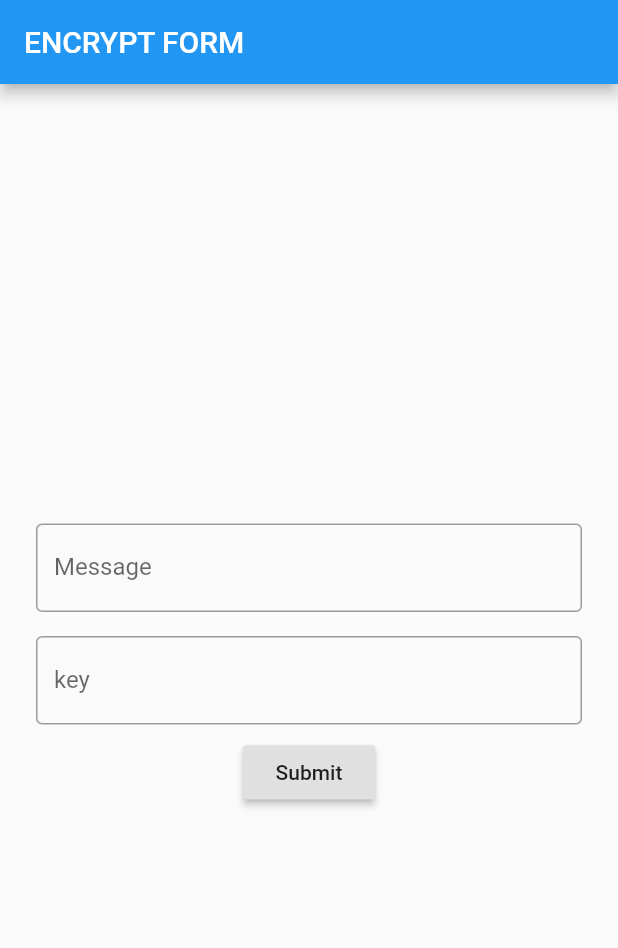
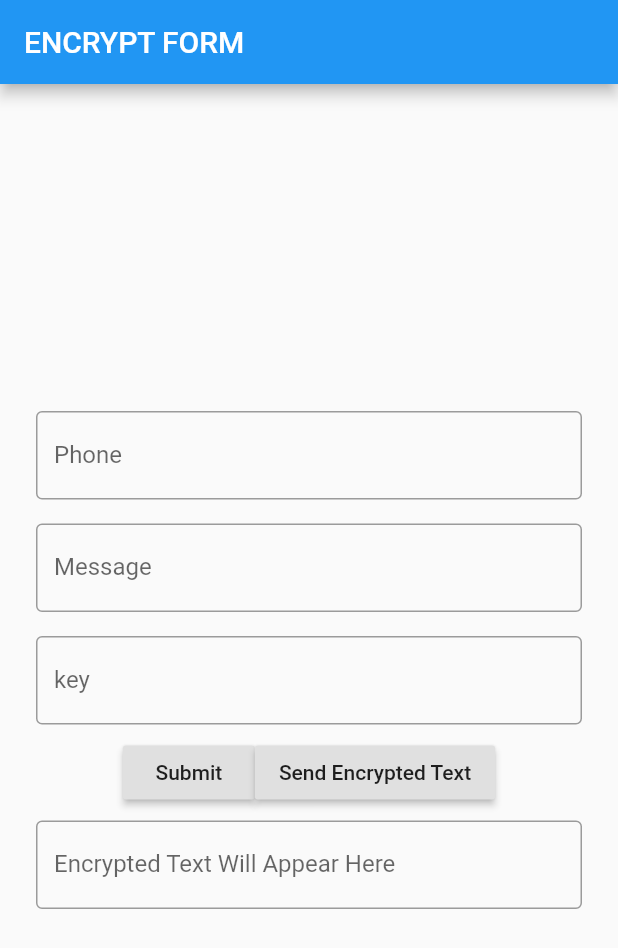
Before and after one commit to shrestha24/encrypted_message_app, a Flutter app: the screen it shows after launch, after a tap on "Submit", on a phone screen of 412 x 824 dp. Shown: the top 948 px of the screen. Run offline on Flutter 3.47's test engine with Material 2 defaults, Android fonts, the phone set to English and light mode, and no system bars; our stand-ins replace firebase_auth; missing offline and left inert: encrypt; accounts and stored records are empty.

Commit message:
Encryption Page Completed

```diff
--- a/lib/main.dart
+++ b/lib/main.dart
@@ -1,4 +1,5 @@
 import 'package:encrypted_message_app/page/encrypt_page.dart';
+import 'package:encrypted_message_app/page/homepage.dart';
 import 'package:flutter/material.dart';
 
 void main() => runApp(MyApp());
--- a/lib/page/encrypt_page.dart
+++ b/lib/page/encrypt_page.dart
@@ -1,10 +1,16 @@
+import 'dart:async';
+
 import 'package:flutter/material.dart';
 import 'package:encrypted_message_app/services/encrypt_service.dart';
+import 'package:url_launcher/url_launcher.dart';
 
 class EncryptForm extends StatelessWidget {
   final msgController = TextEditingController();
+  final phoneController = TextEditingController();
   final keyControler = TextEditingController();
+  final encryptedText = TextEditingController();
   EncryptForm({Key key}) : super(key: key);
+  String text = "Encrypted Text Will Appera here";
 
   @override
   Widget build(BuildContext context) {
@@ -17,6 +23,17 @@ class EncryptForm extends StatelessWidget {
         child: Column(
           mainAxisAlignment: MainAxisAlignment.center,
           children: [
+            Padding(
+              padding: const EdgeInsets.all(8.0),
+              child: TextField(
+                controller: phoneController,
+                decoration: InputDecoration(
+                  hintText: "Enter Phone",
+                  labelText: "Phone",
+                  border: OutlineInputBorder(),
+                ),
+              ),
+            ),
             Padding(
               padding: const EdgeInsets.all(8.0),
               child: TextField(
@@ -39,23 +56,51 @@ class EncryptForm extends StatelessWidget {
                 ),
               ),
             ),
-            RaisedButton(
-              onPressed: () async {
-                String key1 = 'my 32 length key................';
-                var result = await EncrytService()
-                    .getEncryptedText(msgController.text, keyControler.text);
-                print(
-                    ">>>>>>>>>>>>>>>>>>>>>>>>>>>>>>>>>>>>>>>>>>>>>>>>>>>>>>>>>>>>>>>>>>>>>>>>>>>>");
+            Row(
+              mainAxisAlignment: MainAxisAlignment.center,
+              children: [
+                RaisedButton(
+                  onPressed: () async {
+                    var uri = 'sms:' +
+                        phoneController.text +
+                        '?body=' +
+                        keyControler.text;
+                    launch(uri);
 
-                print(result);
-                print(
-                    "<<<<<<<<<<<<<<<<<<<<<<<<<<<<<<<<<<<<<<<<<<<<<<<<<<<<<<<<<<<<<<<<<<<<<<<<<<<");
+                    /* var result1 = await EncrytService()
+                    .getDecryptedText(result, keyControler.text);*/
+                  },
+                  child: Text("Submit"),
+                ),
+                RaisedButton(
+                  onPressed: () async {
+                    var result = await EncrytService().getEncryptedText(
+                        msgController.text, keyControler.text);
 
-                var result1 =
-                    await EncrytService().getDecryptedText(result, keyControler.text);
-              },
-              child: Text("Submit"),
-            )
+                    print(result);
+                    encryptedText.text = result;
+
+                    Timer(Duration(seconds: 2), () {
+                      var uri =
+                          'sms:' + phoneController.text + '?body=' + result;
+                      launch(uri);
+                    });
+                  },
+                  child: Text("Send Encrypted Text"),
+                )
+              ],
+            ),
+            Padding(
+              padding: const EdgeInsets.all(8.0),
+              child: TextField(
+                controller: encryptedText,
+                decoration: InputDecoration(
+                  hintText: "Encrypted Text",
+                  labelText: "Encrypted Text Will Appear Here",
+                  border: OutlineInputBorder(),
+                ),
+              ),
+            ),
           ],
         ),
       ),
--- a/lib/page/login.page.dart
+++ b/lib/page/login.page.dart
@@ -1,3 +1,5 @@
+import 'package:encrypted_message_app/page/signup.page.dart';
+import 'package:firebase_auth/firebase_auth.dart';
 import 'package:flutter/material.dart';
 import '';
 
@@ -165,6 +167,7 @@ class _MyHomePageState extends State<MyHomePage> {
               SizedBox(width: 5.0),
               InkWell(
                 onTap: () {
+                  //TODO SEND IT TO HOMEPAGE
                   Navigator.of(context).push(MaterialPageRoute(
                       builder: (BuildContext context) => MyHomePage1()
                   ));
--- a/pubspec.yaml
+++ b/pubspec.yaml
@@ -29,6 +29,10 @@ dependencies:
   # Use with the CupertinoIcons class for iOS style icons.
   cupertino_icons: ^0.1.3
   encrypt: ^4.1.0
+  firebase_auth:
+  flutter_sms: ^2.0.1+2
+  path:
+  url_launcher:
 
 dev_dependencies:
   flutter_test:
```
Also changed, not shown: lib/page/homepage.dart (added, +48 -0 lines), pubspec.lock.
